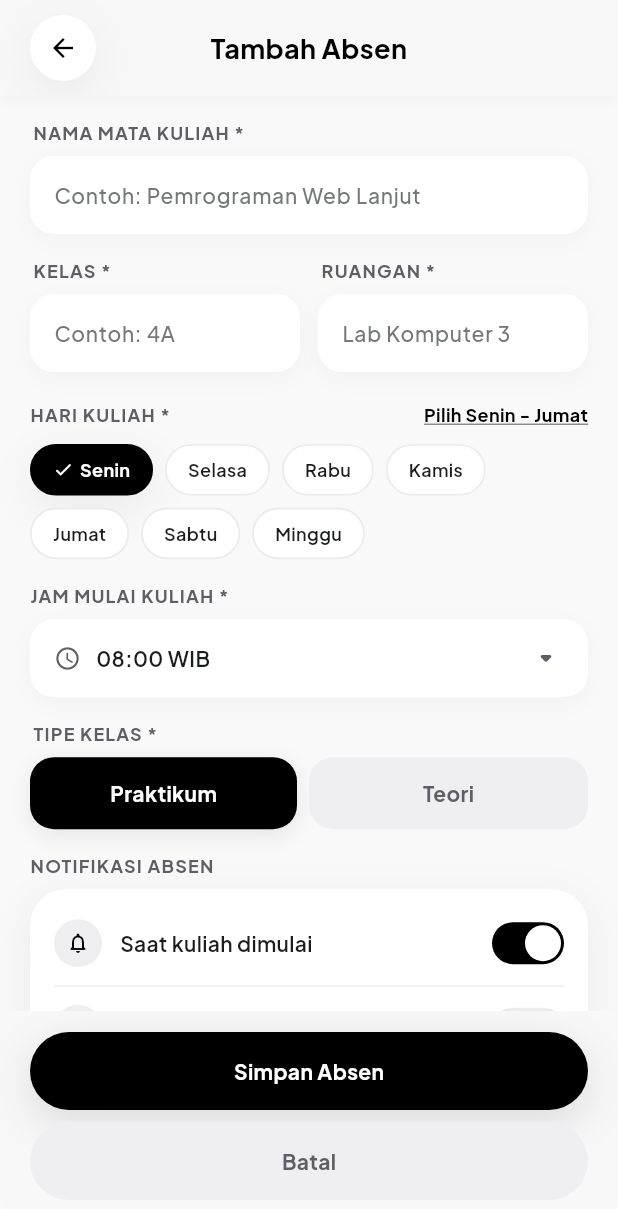
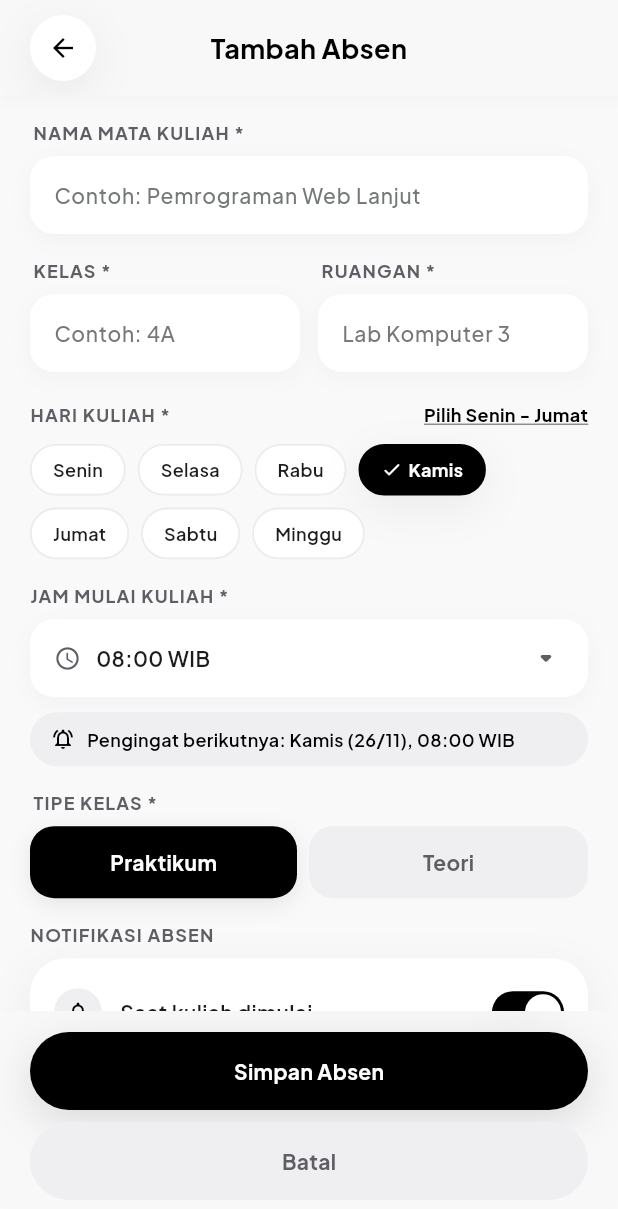
Before and after one commit to justin-rar/kelarin, a Flutter app: the AddAttendanceView screen opened by its route, on a phone screen of 412 x 824 dp. Shown: the top 1209 px of the screen. Run offline on Flutter 3.47's test engine with Material 3 defaults, Android fonts, the phone set to English and light mode, and no system bars; our stand-ins replace flutter_local_notifications, flutter_timezone, get, google_fonts, hive, hive_flutter and 3 more; accounts and stored records are empty.

Commit message:
fix(notifications): ensure immediate firing for current-minute schedules and default day to today

```diff
--- a/lib/app/modules/attendance/views/add_attendance_view.dart
+++ b/lib/app/modules/attendance/views/add_attendance_view.dart
@@ -45,8 +45,8 @@ class _AddAttendanceViewState extends State<AddAttendanceView> {
     'Jumat',
   ];
 
-  // Set pilihan hari (default: Senin)
-  final Set<String> selectedDays = {'Senin'};
+  // Set pilihan hari (default: hari ini)
+  late final Set<String> selectedDays;
   TimeOfDay selectedTime = const TimeOfDay(hour: 8, minute: 0);
 
   String selectedType = 'Praktikum';
@@ -61,6 +61,10 @@ class _AddAttendanceViewState extends State<AddAttendanceView> {
   @override
   void initState() {
     super.initState();
+    // Default ke hari ini agar penambahan jadwal & testing notifikasi langsung relevan hari ini
+    final todayIdx = (DateTime.now().weekday - 1).clamp(0, 6);
+    selectedDays = {_allDays[todayIdx]};
+
     controller = Get.isRegistered<AttendanceController>()
         ? Get.find<AttendanceController>()
         : Get.put(AttendanceController(), permanent: true);
@@ -140,8 +144,18 @@ class _AddAttendanceViewState extends State<AddAttendanceView> {
         time.minute,
       );
 
-      // Jika waktu hari ini sudah terlewat, lompat ke minggu depan
-      if (candidate.isBefore(now)) {
+      // Jika hari yang dipilih adalah HARI INI:
+      if (daysUntil == 0) {
+        if (candidate.isBefore(now)) {
+          // Jika waktu yang dipilih baru saja terlewat atau dalam toleransi 3 menit (misal saat testing):
+          if (now.difference(candidate).inMinutes < 3) {
+            candidate = now.add(const Duration(seconds: 2));
+          } else {
+            // Sudah lewat jamnya hari ini (misal kuliah pagi, sekarang sore): jadwalkan minggu depan
+            candidate = candidate.add(const Duration(days: 7));
+          }
+        }
+      } else if (candidate.isBefore(now)) {
         candidate = candidate.add(const Duration(days: 7));
       }
 
@@ -150,7 +164,22 @@ class _AddAttendanceViewState extends State<AddAttendanceView> {
       }
     }
 
-    return earliest ?? now.add(const Duration(days: 1));
+    return earliest ?? now.add(const Duration(seconds: 2));
+  }
+
+  String _formatNextReminderPreview() {
+    if (selectedDays.isEmpty) return '-';
+    final next = _getNextOccurrenceForDays(selectedDays, selectedTime);
+    final now = DateTime.now();
+    final isToday = next.year == now.year && next.month == now.month && next.day == now.day;
+    final timeStr = '${next.hour.toString().padLeft(2, '0')}:${next.minute.toString().padLeft(2, '0')} WIB';
+    if (isToday) {
+      return 'Hari ini, $timeStr';
+    }
+    const dayNames = ['Senin', 'Selasa', 'Rabu', 'Kamis', 'Jumat', 'Sabtu', 'Minggu'];
+    final dayName = dayNames[(next.weekday - 1).clamp(0, 6)];
+    final dateStr = '${next.day}/${next.month}';
+    return '$dayName ($dateStr), $timeStr';
   }
 
   void _saveAttendance() {
@@ -397,6 +426,35 @@ class _AddAttendanceViewState extends State<AddAttendanceView> {
                       ),
                     ),
                   ),
+                  const SizedBox(height: 10),
+
+                  // Info preview pengingat berikutnya
+                  Container(
+                    padding: const EdgeInsets.symmetric(horizontal: 14, vertical: 10),
+                    decoration: BoxDecoration(
+                      color: AppColors.fill1,
+                      borderRadius: BorderRadius.circular(AppDimens.radiusCard),
+                    ),
+                    child: Row(
+                      children: [
+                        const Icon(
+                          Icons.notifications_active_outlined,
+                          size: 16,
+                          color: AppColors.primary,
+                        ),
+                        const SizedBox(width: 8),
+                        Expanded(
+                          child: Text(
+                            'Pengingat berikutnya: ${_formatNextReminderPreview()}',
+                            style: AppTypography.captionMeta.copyWith(
+                              color: AppColors.primary,
+                              fontWeight: FontWeight.w600,
+                            ),
+                          ),
+                        ),
+                      ],
+                    ),
+                  ),
                   const SizedBox(height: 16),
 
                   // 5. Tipe Kelas *
--- a/lib/app/modules/task/task_controller.dart
+++ b/lib/app/modules/task/task_controller.dart
@@ -220,7 +220,7 @@ class TaskController extends GetxController {
     final baseId = _taskNotifId(task.id);
 
     // 1. Notifikasi tenggat tugas
-    if (task.dateTime.isAfter(now)) {
+    if (task.dateTime.isAfter(now) || now.difference(task.dateTime).inMinutes < 3) {
       try {
         await _notifications.scheduleNotification(
           id: baseId,
@@ -325,7 +325,7 @@ class TaskController extends GetxController {
 
     final now = DateTime.now();
     if (!task.isCompleted) {
-      if (task.dateTime.isAfter(now)) {
+      if (task.dateTime.isAfter(now) || now.difference(task.dateTime).inMinutes < 3) {
         try {
           await _notifications.scheduleNotification(
             id: baseId,
```
Also changed, not shown: lib/app/data/services/notification_service.dart (+16 -13 lines), lib/app/modules/task/views/add_task_view.dart (+7 -1 lines).
